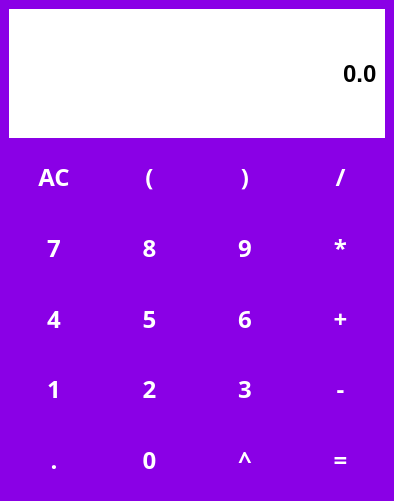
This is form/ui_calculator.ui in rahul-badgujar/Calculator as Qt 5 draws it before an edit. The edited form follows.
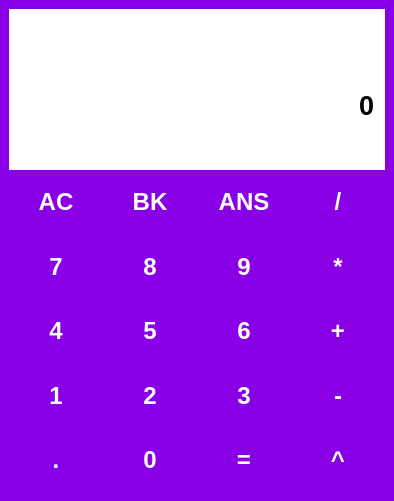
This is the edited form. Icons and pictures are not drawn.

The edit to the form file:
```diff
--- a/form/ui_calculator.ui
+++ b/form/ui_calculator.ui
@@ -11,7 +11,10 @@
    </rect>
   </property>
   <property name="windowTitle">
-   <string>MainWindow</string>
+   <string>Calculator : by Rahul</string>
+  </property>
+  <property name="windowIcon">
+   <iconset theme="Calculator"/>
   </property>
   <property name="styleSheet">
    <string notr="true"/>
@@ -28,11 +31,149 @@
    </property>
    <layout class="QVBoxLayout" name="verticalLayout">
     <item>
-     <layout class="QGridLayout" name="grid" rowstretch="2,1,1,1,1,1">
+     <layout class="QGridLayout" name="grid" rowstretch="1,4,2,2,2,2,2">
       <property name="sizeConstraint">
        <enum>QLayout::SetDefaultConstraint</enum>
       </property>
+      <property name="spacing">
+       <number>0</number>
+      </property>
       <item row="2" column="2">
+       <widget class="QPushButton" name="button_ans">
+        <property name="sizePolicy">
+         <sizepolicy hsizetype="Expanding" vsizetype="Expanding">
+          <horstretch>0</horstretch>
+          <verstretch>0</verstretch>
+         </sizepolicy>
+        </property>
+        <property name="font">
+         <font>
+          <family>Arial</family>
+          <pointsize>18</pointsize>
+          <weight>75</weight>
+          <bold>true</bold>
+         </font>
+        </property>
+        <property name="toolTip">
+         <string>Answer</string>
+        </property>
+        <property name="styleSheet">
+         <string notr="true">QPushButton
+{
+	background-color : #8a00e6;
+	border : none;
+	color : white;
+	margin: 5px;
+}
+
+QPushButton:hover
+{
+	background-color : white;
+	border : none;
+	border-radius : 7px;
+	color : black;
+	margin: 5px;
+}
+
+</string>
+        </property>
+        <property name="text">
+         <string>ANS</string>
+        </property>
+        <property name="flat">
+         <bool>true</bool>
+        </property>
+       </widget>
+      </item>
+      <item row="5" column="1">
+       <widget class="QPushButton" name="button_2">
+        <property name="sizePolicy">
+         <sizepolicy hsizetype="Expanding" vsizetype="Expanding">
+          <horstretch>0</horstretch>
+          <verstretch>0</verstretch>
+         </sizepolicy>
+        </property>
+        <property name="font">
+         <font>
+          <family>Arial</family>
+          <pointsize>18</pointsize>
+          <weight>75</weight>
+          <bold>true</bold>
+         </font>
+        </property>
+        <property name="styleSheet">
+         <string notr="true">QPushButton
+{
+	background-color : #8a00e6;
+	border : none;
+	color : white;
+	margin: 5px;
+}
+
+QPushButton:hover
+{
+	background-color : white;
+	border : none;
+	border-radius : 7px;
+	color : black;
+	margin: 5px;
+}
+
+</string>
+        </property>
+        <property name="text">
+         <string>2</string>
+        </property>
+        <property name="flat">
+         <bool>true</bool>
+        </property>
+       </widget>
+      </item>
+      <item row="5" column="0">
+       <widget class="QPushButton" name="button_1">
+        <property name="sizePolicy">
+         <sizepolicy hsizetype="Expanding" vsizetype="Expanding">
+          <horstretch>0</horstretch>
+          <verstretch>0</verstretch>
+         </sizepolicy>
+        </property>
+        <property name="font">
+         <font>
+          <family>Arial</family>
+          <pointsize>18</pointsize>
+          <weight>75</weight>
+          <bold>true</bold>
+         </font>
+        </property>
+        <property name="styleSheet">
+         <string notr="true">QPushButton
+{
+	background-color : #8a00e6;
+	border : none;
+	color : white;
+	margin: 5px;
+}
+
+QPushButton:hover
+{
+	background-color : white;
+	border : none;
+	border-radius : 7px;
+	color : black;
+	margin: 5px;
+}
+
+</string>
+        </property>
+        <property name="text">
+         <string>1</string>
+        </property>
+        <property name="flat">
+         <bool>true</bool>
+        </property>
+       </widget>
+      </item>
+      <item row="3" column="2">
        <widget class="QPushButton" name="button_9">
         <property name="sizePolicy">
          <sizepolicy hsizetype="Expanding" vsizetype="Expanding">
@@ -42,7 +183,7 @@
         </property>
         <property name="font">
          <font>
-          <family>Arial Black</family>
+          <family>Arial</family>
           <pointsize>18</pointsize>
           <weight>75</weight>
           <bold>true</bold>
@@ -54,15 +195,19 @@
 	background-color : #8a00e6;
 	border : none;
 	color : white;
+	margin: 5px;
 }
 
-QPushButton:pressed
+QPushButton:hover
 {
 	background-color : white;
 	border : none;
 	border-radius : 7px;
 	color : black;
-}</string>
+	margin: 5px;
+}
+
+</string>
         </property>
         <property name="text">
          <string>9</string>
@@ -72,7 +217,7 @@
         </property>
        </widget>
       </item>
-      <item row="3" column="0">
+      <item row="4" column="0">
        <widget class="QPushButton" name="button_4">
         <property name="sizePolicy">
          <sizepolicy hsizetype="Expanding" vsizetype="Expanding">
@@ -82,7 +227,7 @@
         </property>
         <property name="font">
          <font>
-          <family>Arial Black</family>
+          <family>Arial</family>
           <pointsize>18</pointsize>
           <weight>75</weight>
           <bold>true</bold>
@@ -94,15 +239,19 @@
 	background-color : #8a00e6;
 	border : none;
 	color : white;
+	margin: 5px;
 }
 
-QPushButton:pressed
+QPushButton:hover
 {
 	background-color : white;
 	border : none;
 	border-radius : 7px;
 	color : black;
-}</string>
+	margin: 5px;
+}
+
+</string>
         </property>
         <property name="text">
          <string>4</string>
@@ -112,47 +261,7 @@
         </property>
        </widget>
       </item>
-      <item row="4" column="0">
-       <widget class="QPushButton" name="button_1">
-        <property name="sizePolicy">
-         <sizepolicy hsizetype="Expanding" vsizetype="Expanding">
-          <horstretch>0</horstretch>
-          <verstretch>0</verstretch>
-         </sizepolicy>
-        </property>
-        <property name="font">
-         <font>
-          <family>Arial Black</family>
-          <pointsize>18</pointsize>
-          <weight>75</weight>
-          <bold>true</bold>
-         </font>
-        </property>
-        <property name="styleSheet">
-         <string notr="true">QPushButton
-{
-	background-color : #8a00e6;
-	border : none;
-	color : white;
-}
-
-QPushButton:pressed
-{
-	background-color : white;
-	border : none;
-	border-radius : 7px;
-	color : black;
-}</string>
-        </property>
-        <property name="text">
-         <string>1</string>
-        </property>
-        <property name="flat">
-         <bool>true</bool>
-        </property>
-       </widget>
-      </item>
-      <item row="0" column="0" colspan="4">
+      <item row="1" column="0" colspan="4">
        <widget class="QLineEdit" name="display">
         <property name="sizePolicy">
          <sizepolicy hsizetype="Expanding" vsizetype="Expanding">
@@ -163,7 +272,7 @@
         <property name="font">
          <font>
           <family>Arial</family>
-          <pointsize>18</pointsize>
+          <pointsize>20</pointsize>
           <weight>75</weight>
           <bold>true</bold>
          </font>
@@ -171,12 +280,12 @@
         <property name="styleSheet">
          <string notr="true">QLineEdit
 {
-	padding : 5px;
+	padding : 7px;
 	background-color : white;
 }</string>
         </property>
         <property name="text">
-         <string>0.0</string>
+         <string>0</string>
         </property>
         <property name="frame">
          <bool>false</bool>
@@ -186,7 +295,7 @@
         </property>
        </widget>
       </item>
-      <item row="3" column="3">
+      <item row="4" column="3">
        <widget class="QPushButton" name="button_add">
         <property name="sizePolicy">
          <sizepolicy hsizetype="Expanding" vsizetype="Expanding">
@@ -196,7 +305,7 @@
         </property>
         <property name="font">
          <font>
-          <family>Arial Black</family>
+          <family>Arial</family>
           <pointsize>18</pointsize>
           <weight>75</weight>
           <bold>true</bold>
@@ -208,15 +317,19 @@
 	background-color : #8a00e6;
 	border : none;
 	color : white;
+	margin: 5px;
 }
 
-QPushButton:pressed
+QPushButton:hover
 {
 	background-color : white;
 	border : none;
 	border-radius : 7px;
 	color : black;
-}</string>
+	margin: 5px;
+}
+
+</string>
         </property>
         <property name="text">
          <string>+</string>
@@ -226,8 +339,8 @@
         </property>
        </widget>
       </item>
-      <item row="1" column="2">
-       <widget class="QPushButton" name="button_closebrace">
+      <item row="3" column="3">
+       <widget class="QPushButton" name="button_mult">
         <property name="sizePolicy">
          <sizepolicy hsizetype="Expanding" vsizetype="Expanding">
           <horstretch>0</horstretch>
@@ -236,7 +349,7 @@
         </property>
         <property name="font">
          <font>
-          <family>Arial Black</family>
+          <family>Arial</family>
           <pointsize>18</pointsize>
           <weight>75</weight>
           <bold>true</bold>
@@ -248,26 +361,30 @@
 	background-color : #8a00e6;
 	border : none;
 	color : white;
+	margin: 5px;
 }
 
-QPushButton:pressed
+QPushButton:hover
 {
 	background-color : white;
 	border : none;
 	border-radius : 7px;
 	color : black;
-}</string>
+	margin: 5px;
+}
+
+</string>
         </property>
         <property name="text">
-         <string>)</string>
+         <string>*</string>
         </property>
         <property name="flat">
          <bool>true</bool>
         </property>
        </widget>
       </item>
-      <item row="4" column="1">
-       <widget class="QPushButton" name="button_2">
+      <item row="2" column="0">
+       <widget class="QPushButton" name="button_ac">
         <property name="sizePolicy">
          <sizepolicy hsizetype="Expanding" vsizetype="Expanding">
           <horstretch>0</horstretch>
@@ -276,37 +393,88 @@
         </property>
         <property name="font">
          <font>
-          <family>Arial Black</family>
+          <family>Arial</family>
           <pointsize>18</pointsize>
           <weight>75</weight>
           <bold>true</bold>
          </font>
         </property>
+        <property name="toolTip">
+         <string>All Clear</string>
+        </property>
         <property name="styleSheet">
          <string notr="true">QPushButton
 {
 	background-color : #8a00e6;
 	border : none;
 	color : white;
+	margin: 5px;
 }
 
-QPushButton:pressed
+QPushButton:hover
 {
 	background-color : white;
 	border : none;
 	border-radius : 7px;
 	color : black;
-}</string>
+	margin: 5px;
+}
+
+</string>
         </property>
         <property name="text">
-         <string>2</string>
+         <string>AC</string>
         </property>
         <property name="flat">
          <bool>true</bool>
         </property>
        </widget>
       </item>
-      <item row="4" column="2">
+      <item row="6" column="2">
+       <widget class="QPushButton" name="button_equal">
+        <property name="sizePolicy">
+         <sizepolicy hsizetype="Expanding" vsizetype="Expanding">
+          <horstretch>0</horstretch>
+          <verstretch>0</verstretch>
+         </sizepolicy>
+        </property>
+        <property name="font">
+         <font>
+          <family>Arial</family>
+          <pointsize>18</pointsize>
+          <weight>75</weight>
+          <bold>true</bold>
+         </font>
+        </property>
+        <property name="styleSheet">
+         <string notr="true">QPushButton
+{
+	background-color : #8a00e6;
+	border : none;
+	color : white;
+	margin: 5px;
+}
+
+QPushButton:hover
+{
+	background-color : white;
+	border : none;
+	border-radius : 7px;
+	color : black;
+	margin: 5px;
+}
+
+</string>
+        </property>
+        <property name="text">
+         <string>=</string>
+        </property>
+        <property name="flat">
+         <bool>true</bool>
+        </property>
+       </widget>
+      </item>
+      <item row="5" column="2">
        <widget class="QPushButton" name="button_3">
         <property name="sizePolicy">
          <sizepolicy hsizetype="Expanding" vsizetype="Expanding">
@@ -316,7 +484,7 @@
         </property>
         <property name="font">
          <font>
-          <family>Arial Black</family>
+          <family>Arial</family>
           <pointsize>18</pointsize>
           <weight>75</weight>
           <bold>true</bold>
@@ -328,15 +496,19 @@
 	background-color : #8a00e6;
 	border : none;
 	color : white;
+	margin: 5px;
 }
 
-QPushButton:pressed
+QPushButton:hover
 {
 	background-color : white;
 	border : none;
 	border-radius : 7px;
 	color : black;
-}</string>
+	margin: 5px;
+}
+
+</string>
         </property>
         <property name="text">
          <string>3</string>
@@ -346,8 +518,8 @@
         </property>
        </widget>
       </item>
-      <item row="1" column="3">
-       <widget class="QPushButton" name="button_div">
+      <item row="4" column="1">
+       <widget class="QPushButton" name="button_5">
         <property name="sizePolicy">
          <sizepolicy hsizetype="Expanding" vsizetype="Expanding">
           <horstretch>0</horstretch>
@@ -356,7 +528,7 @@
         </property>
         <property name="font">
          <font>
-          <family>Arial Black</family>
+          <family>Arial</family>
           <pointsize>18</pointsize>
           <weight>75</weight>
           <bold>true</bold>
@@ -368,25 +540,29 @@
 	background-color : #8a00e6;
 	border : none;
 	color : white;
+	margin: 5px;
 }
 
-QPushButton:pressed
+QPushButton:hover
 {
 	background-color : white;
 	border : none;
 	border-radius : 7px;
 	color : black;
-}</string>
+	margin: 5px;
+}
+
+</string>
         </property>
         <property name="text">
-         <string>/</string>
+         <string>5</string>
         </property>
         <property name="flat">
          <bool>true</bool>
         </property>
        </widget>
       </item>
-      <item row="2" column="0">
+      <item row="3" column="0">
        <widget class="QPushButton" name="button_7">
         <property name="sizePolicy">
          <sizepolicy hsizetype="Expanding" vsizetype="Expanding">
@@ -396,7 +572,7 @@
         </property>
         <property name="font">
          <font>
-          <family>Arial Black</family>
+          <family>Arial</family>
           <pointsize>18</pointsize>
           <weight>75</weight>
           <bold>true</bold>
@@ -408,15 +584,19 @@
 	background-color : #8a00e6;
 	border : none;
 	color : white;
+	margin: 5px;
 }
 
-QPushButton:pressed
+QPushButton:hover
 {
 	background-color : white;
 	border : none;
 	border-radius : 7px;
 	color : black;
-}</string>
+	margin: 5px;
+}
+
+</string>
         </property>
         <property name="text">
          <string>7</string>
@@ -426,8 +606,8 @@
         </property>
        </widget>
       </item>
-      <item row="4" column="3">
-       <widget class="QPushButton" name="button_sub">
+      <item row="2" column="3">
+       <widget class="QPushButton" name="button_div">
         <property name="sizePolicy">
          <sizepolicy hsizetype="Expanding" vsizetype="Expanding">
           <horstretch>0</horstretch>
@@ -436,7 +616,7 @@
         </property>
         <property name="font">
          <font>
-          <family>Arial Black</family>
+          <family>Arial</family>
           <pointsize>18</pointsize>
           <weight>75</weight>
           <bold>true</bold>
@@ -448,25 +628,73 @@
 	background-color : #8a00e6;
 	border : none;
 	color : white;
+	margin: 5px;
 }
 
-QPushButton:pressed
+QPushButton:hover
 {
 	background-color : white;
 	border : none;
 	border-radius : 7px;
 	color : black;
-}</string>
+	margin: 5px;
+}
+
+</string>
         </property>
         <property name="text">
-         <string>-</string>
+         <string>/</string>
         </property>
         <property name="flat">
          <bool>true</bool>
         </property>
        </widget>
       </item>
-      <item row="5" column="2">
+      <item row="6" column="1">
+       <widget class="QPushButton" name="button_0">
+        <property name="sizePolicy">
+         <sizepolicy hsizetype="Expanding" vsizetype="Expanding">
+          <horstretch>0</horstretch>
+          <verstretch>0</verstretch>
+         </sizepolicy>
+        </property>
+        <property name="font">
+         <font>
+          <family>Arial</family>
+          <pointsize>18</pointsize>
+          <weight>75</weight>
+          <bold>true</bold>
+         </font>
+        </property>
+        <property name="styleSheet">
+         <string notr="true">QPushButton
+{
+	background-color : #8a00e6;
+	border : none;
+	color : white;
+	margin: 5px;
+}
+
+QPushButton:hover
+{
+	background-color : white;
+	border : none;
+	border-radius : 7px;
+	color : black;
+	margin: 5px;
+}
+
+</string>
+        </property>
+        <property name="text">
+         <string>0</string>
+        </property>
+        <property name="flat">
+         <bool>true</bool>
+        </property>
+       </widget>
+      </item>
+      <item row="6" column="3">
        <widget class="QPushButton" name="button_exp">
         <property name="sizePolicy">
          <sizepolicy hsizetype="Expanding" vsizetype="Expanding">
@@ -476,7 +704,7 @@
         </property>
         <property name="font">
          <font>
-          <family>Arial Black</family>
+          <family>Arial</family>
           <pointsize>18</pointsize>
           <weight>75</weight>
           <bold>true</bold>
@@ -488,15 +716,19 @@
 	background-color : #8a00e6;
 	border : none;
 	color : white;
+	margin: 5px;
 }
 
-QPushButton:pressed
+QPushButton:hover
 {
 	background-color : white;
 	border : none;
 	border-radius : 7px;
 	color : black;
-}</string>
+	margin: 5px;
+}
+
+</string>
         </property>
         <property name="text">
          <string>^</string>
@@ -506,8 +738,8 @@
         </property>
        </widget>
       </item>
-      <item row="1" column="1">
-       <widget class="QPushButton" name="button_openbrace">
+      <item row="2" column="1">
+       <widget class="QPushButton" name="button_bk">
         <property name="sizePolicy">
          <sizepolicy hsizetype="Expanding" vsizetype="Expanding">
           <horstretch>0</horstretch>
@@ -516,110 +748,37 @@
         </property>
         <property name="font">
          <font>
-          <family>Arial Black</family>
+          <family>Arial</family>
           <pointsize>18</pointsize>
           <weight>75</weight>
           <bold>true</bold>
          </font>
         </property>
-        <property name="styleSheet">
-         <string notr="true">QPushButton
-{
-	background-color : #8a00e6;
-	border : none;
-	color : white;
-}
-
-QPushButton:pressed
-{
-	background-color : white;
-	border : none;
-	border-radius : 7px;
-	color : black;
-}</string>
+        <property name="toolTip">
+         <string>Backspace</string>
         </property>
-        <property name="text">
-         <string>(</string>
-        </property>
-        <property name="flat">
-         <bool>true</bool>
-        </property>
-       </widget>
-      </item>
-      <item row="1" column="0">
-       <widget class="QPushButton" name="button_ac">
-        <property name="sizePolicy">
-         <sizepolicy hsizetype="Expanding" vsizetype="Expanding">
-          <horstretch>0</horstretch>
-          <verstretch>0</verstretch>
-         </sizepolicy>
-        </property>
-        <property name="font">
-         <font>
-          <family>Arial Black</family>
-          <pointsize>18</pointsize>
-          <weight>75</weight>
-          <bold>true</bold>
-         </font>
-        </property>
         <property name="styleSheet">
          <string notr="true">QPushButton
 {
 	background-color : #8a00e6;
 	border : none;
 	color : white;
+	margin: 5px;
 }
 
-QPushButton:pressed
+QPushButton:hover
 {
 	background-color : white;
 	border : none;
 	border-radius : 7px;
 	color : black;
-}</string>
-        </property>
-        <property name="text">
-         <string>AC</string>
-        </property>
-        <property name="flat">
-         <bool>true</bool>
-        </property>
-       </widget>
-      </item>
-      <item row="5" column="0">
-       <widget class="QPushButton" name="button_dot">
-        <property name="sizePolicy">
-         <sizepolicy hsizetype="Expanding" vsizetype="Expanding">
-          <horstretch>0</horstretch>
-          <verstretch>0</verstretch>
-         </sizepolicy>
-        </property>
-        <property name="font">
-         <font>
-          <family>Arial Black</family>
-          <pointsize>18</pointsize>
-          <weight>75</weight>
-          <bold>true</bold>
-         </font>
-        </property>
-        <property name="styleSheet">
-         <string notr="true">QPushButton
-{
-	background-color : #8a00e6;
-	border : none;
-	color : white;
+	margin: 5px;
 }
 
-QPushButton:pressed
-{
-	background-color : white;
-	border : none;
-	border-radius : 7px;
-	color : black;
-}</string>
+</string>
         </property>
         <property name="text">
-         <string>.</string>
+         <string>BK</string>
         </property>
         <property name="flat">
          <bool>true</bool>
@@ -627,7 +786,7 @@
        </widget>
       </item>
       <item row="3" column="1">
-       <widget class="QPushButton" name="button_5">
+       <widget class="QPushButton" name="button_8">
         <property name="sizePolicy">
          <sizepolicy hsizetype="Expanding" vsizetype="Expanding">
           <horstretch>0</horstretch>
@@ -636,7 +795,7 @@
         </property>
         <property name="font">
          <font>
-          <family>Arial Black</family>
+          <family>Arial</family>
           <pointsize>18</pointsize>
           <weight>75</weight>
           <bold>true</bold>
@@ -648,58 +807,22 @@
 	background-color : #8a00e6;
 	border : none;
 	color : white;
+	margin: 5px;
 }
 
-QPushButton:pressed
+QPushButton:hover
 {
 	background-color : white;
 	border : none;
 	border-radius : 7px;
 	color : black;
-}</string>
-        </property>
-        <property name="text">
-         <string>5</string>
-        </property>
-        <property name="flat">
-         <bool>true</bool>
-        </property>
-       </widget>
-      </item>
-      <item row="5" column="1">
-       <widget class="QPushButton" name="button_0">
-        <property name="sizePolicy">
-         <sizepolicy hsizetype="Expanding" vsizetype="Expanding">
-          <horstretch>0</horstretch>
-          <verstretch>0</verstretch>
-         </sizepolicy>
-        </property>
-        <property name="font">
-         <font>
-          <family>Arial Black</family>
-          <pointsize>18</pointsize>
-          <weight>75</weight>
-          <bold>true</bold>
-         </font>
-        </property>
-        <property name="styleSheet">
-         <string notr="true">QPushButton
-{
-	background-color : #8a00e6;
-	border : none;
-	color : white;
+	margin: 5px;
 }
 
-QPushButton:pressed
-{
-	background-color : white;
-	border : none;
-	border-radius : 7px;
-	color : black;
-}</string>
+</string>
         </property>
         <property name="text">
-         <string>0</string>
+         <string>8</string>
         </property>
         <property name="flat">
          <bool>true</bool>
@@ -707,7 +830,7 @@
        </widget>
       </item>
       <item row="5" column="3">
-       <widget class="QPushButton" name="button_equal">
+       <widget class="QPushButton" name="button_sub">
         <property name="sizePolicy">
          <sizepolicy hsizetype="Expanding" vsizetype="Expanding">
           <horstretch>0</horstretch>
@@ -716,7 +839,7 @@
         </property>
         <property name="font">
          <font>
-          <family>Arial Black</family>
+          <family>Arial</family>
           <pointsize>18</pointsize>
           <weight>75</weight>
           <bold>true</bold>
@@ -728,65 +851,29 @@
 	background-color : #8a00e6;
 	border : none;
 	color : white;
+	margin: 5px;
 }
 
-QPushButton:pressed
+QPushButton:hover
 {
 	background-color : white;
 	border : none;
 	border-radius : 7px;
 	color : black;
-}</string>
-        </property>
-        <property name="text">
-         <string>=</string>
-        </property>
-        <property name="flat">
-         <bool>true</bool>
-        </property>
-       </widget>
-      </item>
-      <item row="2" column="3">
-       <widget class="QPushButton" name="button_mult">
-        <property name="sizePolicy">
-         <sizepolicy hsizetype="Expanding" vsizetype="Expanding">
-          <horstretch>0</horstretch>
-          <verstretch>0</verstretch>
-         </sizepolicy>
-        </property>
-        <property name="font">
-         <font>
-          <family>Arial Black</family>
-          <pointsize>18</pointsize>
-          <weight>75</weight>
-          <bold>true</bold>
-         </font>
-        </property>
-        <property name="styleSheet">
-         <string notr="true">QPushButton
-{
-	background-color : #8a00e6;
-	border : none;
-	color : white;
+	margin: 5px;
 }
 
-QPushButton:pressed
-{
-	background-color : white;
-	border : none;
-	border-radius : 7px;
-	color : black;
-}</string>
+</string>
         </property>
         <property name="text">
-         <string>*</string>
+         <string>-</string>
         </property>
         <property name="flat">
          <bool>true</bool>
         </property>
        </widget>
       </item>
-      <item row="3" column="2">
+      <item row="4" column="2">
        <widget class="QPushButton" name="button_6">
         <property name="sizePolicy">
          <sizepolicy hsizetype="Expanding" vsizetype="Expanding">
@@ -796,7 +883,7 @@
         </property>
         <property name="font">
          <font>
-          <family>Arial Black</family>
+          <family>Arial</family>
           <pointsize>18</pointsize>
           <weight>75</weight>
           <bold>true</bold>
@@ -808,15 +895,19 @@
 	background-color : #8a00e6;
 	border : none;
 	color : white;
+	margin: 5px;
 }
 
-QPushButton:pressed
+QPushButton:hover
 {
 	background-color : white;
 	border : none;
 	border-radius : 7px;
 	color : black;
-}</string>
+	margin: 5px;
+}
+
+</string>
         </property>
         <property name="text">
          <string>6</string>
@@ -826,8 +917,8 @@
         </property>
        </widget>
       </item>
-      <item row="2" column="1">
-       <widget class="QPushButton" name="button_8">
+      <item row="6" column="0">
+       <widget class="QPushButton" name="button_dot">
         <property name="sizePolicy">
          <sizepolicy hsizetype="Expanding" vsizetype="Expanding">
           <horstretch>0</horstretch>
@@ -836,7 +927,7 @@
         </property>
         <property name="font">
          <font>
-          <family>Arial Black</family>
+          <family>Arial</family>
           <pointsize>18</pointsize>
           <weight>75</weight>
           <bold>true</bold>
@@ -848,24 +939,49 @@
 	background-color : #8a00e6;
 	border : none;
 	color : white;
+	margin: 5px;
 }
 
-QPushButton:pressed
+QPushButton:hover
 {
 	background-color : white;
 	border : none;
 	border-radius : 7px;
 	color : black;
-}</string>
+	margin: 5px;
+}
+
+</string>
         </property>
         <property name="text">
-         <string>8</string>
+         <string>.</string>
         </property>
         <property name="flat">
          <bool>true</bool>
         </property>
        </widget>
       </item>
+      <item row="0" column="0" colspan="4">
+       <widget class="QLabel" name="ans_label">
+        <property name="font">
+         <font>
+          <family>Arial</family>
+          <pointsize>12</pointsize>
+          <weight>75</weight>
+          <bold>true</bold>
+         </font>
+        </property>
+        <property name="styleSheet">
+         <string notr="true">background-color : white;
+border : none;
+padding: 5px;
+color : grey;</string>
+        </property>
+        <property name="text">
+         <string/>
+        </property>
+       </widget>
+      </item>
      </layout>
     </item>
    </layout>
```
